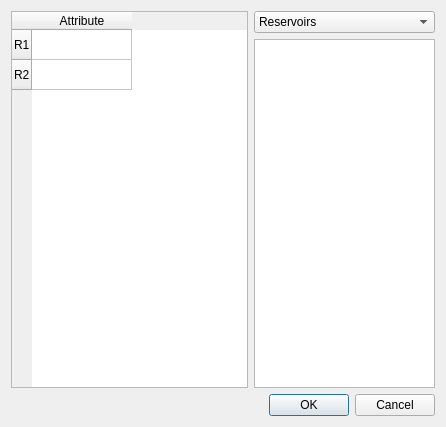
First picture: the form in gui/ui/multi_edit_dialog.ui, repository lcford2/graps_gui, before the edit.
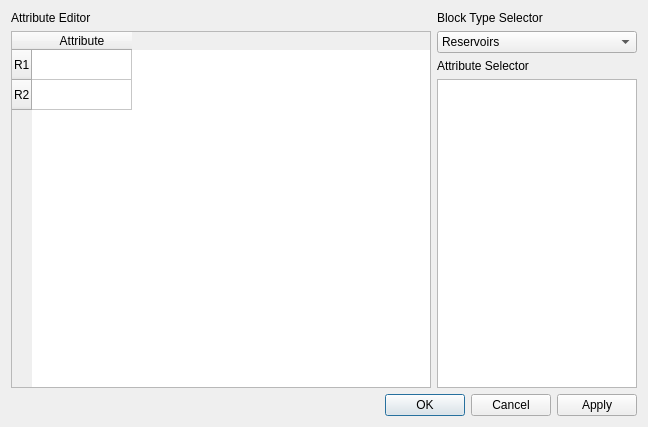
Second picture: the form after the edit.

Commit message: Added multi-edit functionality to gui.

```diff
--- a/gui/ui/multi_edit_dialog.ui
+++ b/gui/ui/multi_edit_dialog.ui
@@ -6,7 +6,7 @@
    <rect>
     <x>0</x>
     <y>0</y>
-    <width>446</width>
+    <width>648</width>
     <height>427</height>
    </rect>
   </property>
@@ -15,40 +15,13 @@
   </property>
   <layout class="QGridLayout" name="gridLayout">
    <item row="0" column="1">
-    <widget class="QComboBox" name="block_type_combo">
-     <item>
-      <property name="text">
-       <string>Reservoirs</string>
-      </property>
-     </item>
-     <item>
-      <property name="text">
-       <string>Users</string>
-      </property>
-     </item>
-     <item>
-      <property name="text">
-       <string>Watersheds</string>
-      </property>
-     </item>
-     <item>
-      <property name="text">
-       <string>Junctions</string>
-      </property>
-     </item>
-     <item>
-      <property name="text">
-       <string>Inter-basin Transfers</string>
-      </property>
-     </item>
-     <item>
-      <property name="text">
-       <string/>
-      </property>
-     </item>
+    <widget class="QLabel" name="combo_label">
+     <property name="text">
+      <string>Block Type Selector</string>
+     </property>
     </widget>
    </item>
-   <item row="1" column="1">
+   <item row="3" column="1">
     <widget class="QListWidget" name="attribute_selector">
      <property name="sizePolicy">
       <sizepolicy hsizetype="Maximum" vsizetype="Expanding">
@@ -64,17 +37,50 @@
      </property>
     </widget>
    </item>
-   <item row="2" column="0" colspan="2">
-    <widget class="QDialogButtonBox" name="buttonBox">
-     <property name="orientation">
-      <enum>Qt::Horizontal</enum>
+   <item row="0" column="0">
+    <widget class="QLabel" name="editor_label">
+     <property name="text">
+      <string>Attribute Editor</string>
      </property>
-     <property name="standardButtons">
-      <set>QDialogButtonBox::Cancel|QDialogButtonBox::Ok</set>
+    </widget>
+   </item>
+   <item row="1" column="1">
+    <widget class="QComboBox" name="block_type_combo">
+     <item>
+      <property name="text">
+       <string>Reservoirs</string>
+      </property>
+     </item>
+     <item>
+      <property name="text">
+       <string>Users</string>
+      </property>
+     </item>
+     <item>
+      <property name="text">
+       <string>Watersheds</string>
+      </property>
+     </item>
+     <item>
+      <property name="text">
+       <string>Junctions</string>
+      </property>
+     </item>
+     <item>
+      <property name="text">
+       <string>Inter-basin Transfers</string>
+      </property>
+     </item>
+    </widget>
+   </item>
+   <item row="2" column="1">
+    <widget class="QLabel" name="selector_label">
+     <property name="text">
+      <string>Attribute Selector</string>
      </property>
     </widget>
    </item>
-   <item row="0" column="0" rowspan="2">
+   <item row="1" column="0" rowspan="3">
     <widget class="QTableWidget" name="attribute_editor">
      <row>
       <property name="text">
@@ -93,6 +99,19 @@
      </column>
     </widget>
    </item>
+   <item row="4" column="0" colspan="2">
+    <widget class="QDialogButtonBox" name="buttonBox">
+     <property name="orientation">
+      <enum>Qt::Horizontal</enum>
+     </property>
+     <property name="standardButtons">
+      <set>QDialogButtonBox::Apply|QDialogButtonBox::Cancel|QDialogButtonBox::Ok</set>
+     </property>
+     <property name="centerButtons">
+      <bool>false</bool>
+     </property>
+    </widget>
+   </item>
   </layout>
  </widget>
  <resources/>
```
Left out of the diff: 6 changed lines with no effect on the pictures. The commit also changes 4 other files.
